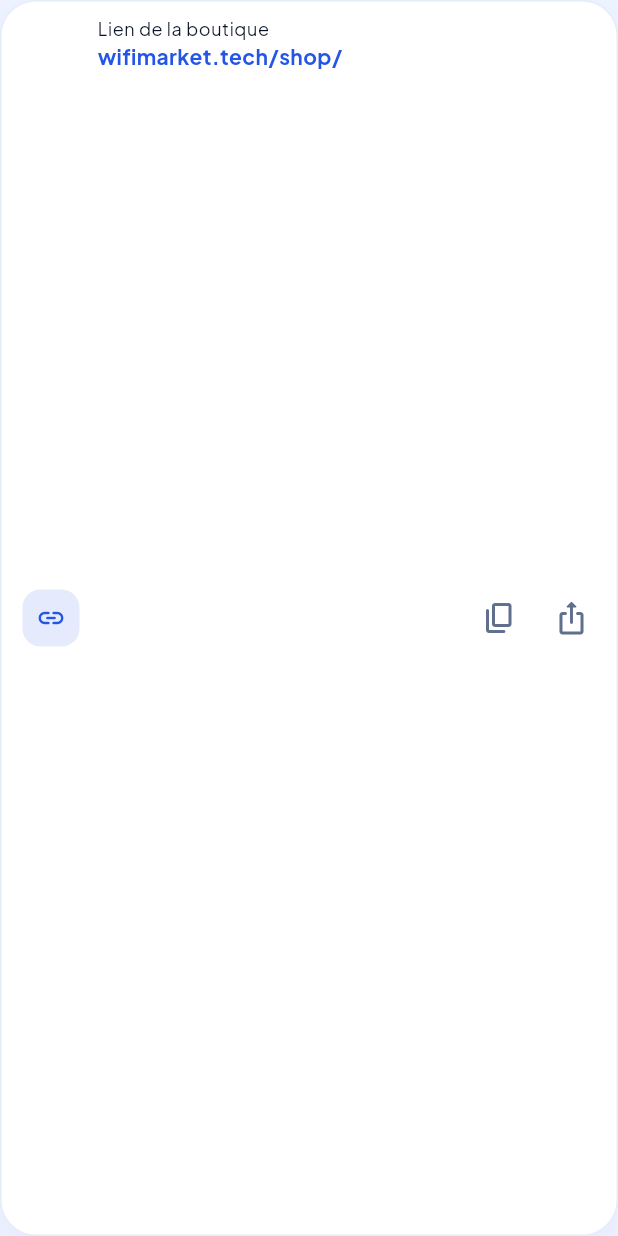
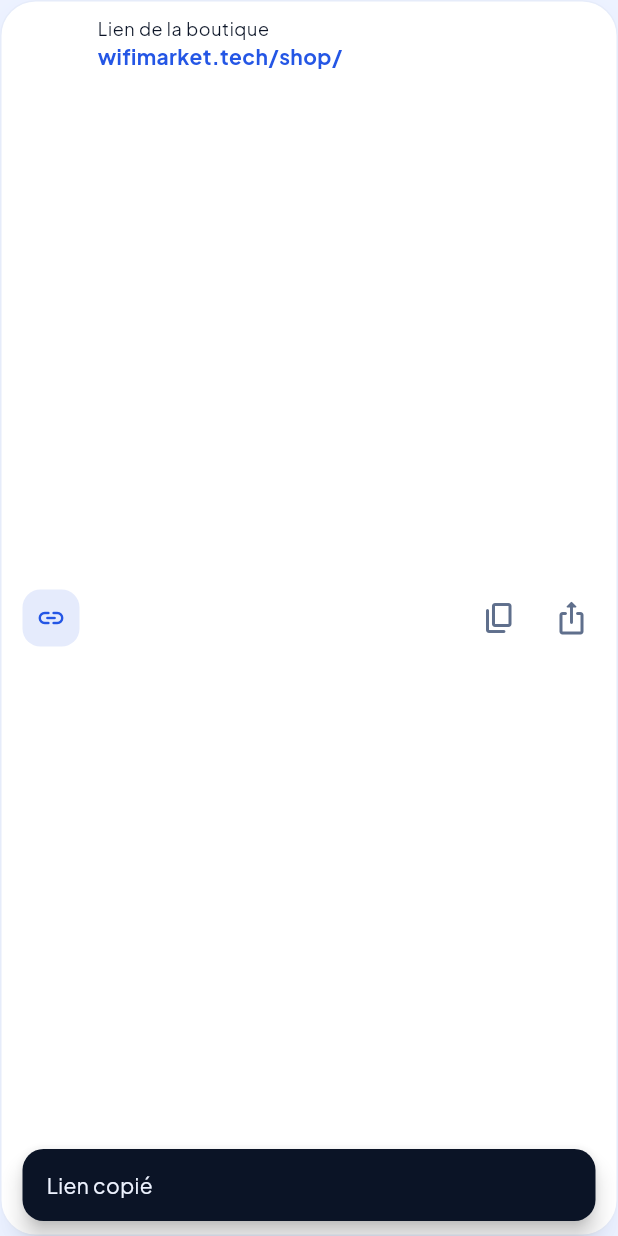
Before and after one commit to omzakrevo/Wifimarket, a Flutter app: the ShopLinkCard widget shown alone on an empty page, opened directly with empty values, after a tap on the "ios share" icon, on a phone screen of 412 x 824 dp. Run offline on Flutter 3.47's test engine with Material 3 defaults, Android fonts, the phone set to English and light mode, and no system bars; our stand-ins replace cached_network_image, flutter_animate, flutter_riverpod, go_router, image_picker, share_plus and 2 more; accounts and stored records are empty; network calls fail.

Commit message:
Partage de boutique robuste (copie du lien si le partage système est absent) et bouton partager sur les tuiles ; suppression des données de test : guide d'installation et copie du SQL si la fonction manque
Co-Authored-By: Claude Sonnet 5.5 <noreply@anthropic.com>
Claude-Session: https://claude.ai/code/session_018fLp7JJc6jo8XHbngjkPAQ

```diff
--- a/lib/features/shops/shop_screens.dart
+++ b/lib/features/shops/shop_screens.dart
@@ -1,11 +1,8 @@
 import 'package:flutter/material.dart';
-import 'package:flutter/services.dart';
 import 'package:flutter_riverpod/flutter_riverpod.dart';
 import 'package:go_router/go_router.dart';
 import 'package:image_picker/image_picker.dart';
-import 'package:share_plus/share_plus.dart';
 
-import '../../core/config.dart';
 import '../../core/i18n/i18n.dart';
 import '../../core/theme/colors.dart';
 import '../../core/utils/format.dart';
@@ -15,50 +12,7 @@ import '../../data/repo.dart';
 import '../../widgets/common.dart';
 import '../../widgets/motion.dart';
 import '../home/home_screen.dart';
-
-/// Lien public d'une boutique, partageable tel quel (ouvre directement la boutique).
-String shopUrl(String slug) => '${AppConfig.siteUrl}/shop/$slug';
-
-Future<void> shareShop(Shop s) => SharePlus.instance.share(ShareParams(text: '${s.name} — ${shopUrl(s.slug)}'));
-
-/// Carte « lien de la boutique » : lien affiché, bouton copier et bouton partager.
-class ShopLinkCard extends StatelessWidget {
-  const ShopLinkCard(this.shop, {super.key});
-  final Shop shop;
-  @override
-  Widget build(BuildContext context) {
-    final cs = Theme.of(context).colorScheme;
-    final url = shopUrl(shop.slug);
-    return Container(
-      padding: const EdgeInsets.fromLTRB(14, 10, 6, 10),
-      decoration: softCard(cs),
-      child: Row(children: [
-        Container(
-          width: 38,
-          height: 38,
-          decoration: BoxDecoration(color: cs.primary.withValues(alpha: .12), borderRadius: BorderRadius.circular(12)),
-          child: Icon(Icons.link_rounded, size: 20, color: cs.primary),
-        ),
-        const SizedBox(width: 12),
-        Expanded(
-          child: Column(crossAxisAlignment: CrossAxisAlignment.start, children: [
-            Text(context.t('shop.share_link'), style: Theme.of(context).textTheme.bodySmall),
-            SelectableText(url.replaceFirst(RegExp(r'^https?://'), ''), maxLines: 1, style: TextStyle(color: cs.primary, fontWeight: FontWeight.w700)),
-          ]),
-        ),
-        IconButton(
-          tooltip: context.t('shop.copy_link'),
-          icon: const Icon(Icons.copy_rounded),
-          onPressed: () async {
-            await Clipboard.setData(ClipboardData(text: url));
-            if (context.mounted) toast(context, context.t('shop.link_copied'));
-          },
-        ),
-        IconButton(tooltip: context.t('shop.share'), icon: const Icon(Icons.ios_share_rounded), onPressed: () => shareShop(shop)),
-      ]),
-    );
-  }
-}
+import 'shop_share.dart';
 
 final _allShopsProvider = FutureProvider.autoDispose<List<Shop>>((ref) => Repo.shops(limit: 60));
 
@@ -114,7 +68,7 @@ class ShopScreen extends ConsumerWidget {
         final cs = Theme.of(context).colorScheme;
         return WPage(
           title: s.name,
-          actions: [IconButton(tooltip: context.t('shop.share'), icon: const Icon(Icons.ios_share_rounded), onPressed: () => shareShop(s))],
+          actions: [IconButton(tooltip: context.t('shop.share'), icon: const Icon(Icons.ios_share_rounded), onPressed: () => shareShop(context, s))],
           padding: const EdgeInsets.fromLTRB(16, 0, 16, 32),
           child: Column(crossAxisAlignment: CrossAxisAlignment.start, children: [
             SizedBox(
--- /dev/null
+++ b/lib/features/shops/shop_share.dart
@@ -0,0 +1,62 @@
+import 'package:flutter/material.dart';
+import 'package:flutter/services.dart';
+import 'package:share_plus/share_plus.dart';
+
+import '../../core/config.dart';
+import '../../core/i18n/i18n.dart';
+import '../../data/models.dart';
+import '../../widgets/common.dart';
+
+/// Lien public d'une boutique, partageable tel quel (ouvre directement la boutique).
+String shopUrl(String slug) => '${AppConfig.siteUrl}/shop/$slug';
+
+/// Partage le lien de la boutique ; si le partage système n'existe pas (navigateur de bureau), le lien est copié.
+Future<void> shareShop(BuildContext context, Shop s) async {
+  final url = shopUrl(s.slug);
+  try {
+    final r = await SharePlus.instance.share(ShareParams(text: '${s.name} — $url'));
+    if (r.status == ShareResultStatus.unavailable) throw StateError('share unavailable');
+  } catch (_) {
+    await Clipboard.setData(ClipboardData(text: url));
+    if (context.mounted) toast(context, context.t('shop.link_copied'));
+  }
+}
+
+/// Carte « lien de la boutique » : lien affiché, bouton copier et bouton partager.
+class ShopLinkCard extends StatelessWidget {
+  const ShopLinkCard(this.shop, {super.key});
+  final Shop shop;
+  @override
+  Widget build(BuildContext context) {
+    final cs = Theme.of(context).colorScheme;
+    final url = shopUrl(shop.slug);
+    return Container(
+      padding: const EdgeInsets.fromLTRB(14, 10, 6, 10),
+      decoration: softCard(cs),
+      child: Row(children: [
+        Container(
+          width: 38,
+          height: 38,
+          decoration: BoxDecoration(color: cs.primary.withValues(alpha: .12), borderRadius: BorderRadius.circular(12)),
+          child: Icon(Icons.link_rounded, size: 20, color: cs.primary),
+        ),
+        const SizedBox(width: 12),
+        Expanded(
+          child: Column(crossAxisAlignment: CrossAxisAlignment.start, children: [
+            Text(context.t('shop.share_link'), style: Theme.of(context).textTheme.bodySmall),
+            SelectableText(url.replaceFirst(RegExp(r'^https?://'), ''), maxLines: 1, style: TextStyle(color: cs.primary, fontWeight: FontWeight.w700)),
+          ]),
+        ),
+        IconButton(
+          tooltip: context.t('shop.copy_link'),
+          icon: const Icon(Icons.copy_rounded),
+          onPressed: () async {
+            await Clipboard.setData(ClipboardData(text: url));
+            if (context.mounted) toast(context, context.t('shop.link_copied'));
+          },
+        ),
+        IconButton(tooltip: context.t('shop.share'), icon: const Icon(Icons.ios_share_rounded), onPressed: () => shareShop(context, shop)),
+      ]),
+    );
+  }
+}
--- a/tool/strings.src.txt
+++ b/tool/strings.src.txt
@@ -528,6 +528,10 @@ admin.demo | Données de test | Test data
 admin.demo_sub | Comptes, annonces, boutiques, demandes et commandes de démonstration (e-mails @demo.wifimarket.test). Les données réelles ne sont jamais touchées. | Demo accounts, listings, shops, requests and orders (emails @demo.wifimarket.test). Real data is never touched.
 admin.demo_purge | Supprimer les données de test | Delete test data
 admin.demo_confirm | Supprimer définitivement tous les comptes et contenus de démonstration ? Cette action est irréversible. | Permanently delete all demo accounts and content? This cannot be undone.
+admin.demo_setup_title | Installation requise (une seule fois) | Setup required (one time)
+admin.demo_setup_body | La fonction de suppression n'est pas encore installée dans la base. Cliquez sur « Copier le SQL », ouvrez le SQL editor de Supabase, collez et lancez, puis revenez ici et cliquez de nouveau sur « Supprimer les données de test ». | The deletion function isn't installed in the database yet. Click "Copy SQL", open the Supabase SQL editor, paste and run, then come back and click "Delete test data" again.
+admin.demo_copy_sql | Copier le SQL | Copy SQL
+admin.demo_sql_copied | SQL copié : collez-le dans le SQL editor de Supabase. | SQL copied: paste it into the Supabase SQL editor.
 admin.demo_none | Aucune donnée de test à supprimer. | No test data to delete.
 admin.demo_done | Données de test supprimées. | Test data deleted.
 err.demo_account_cannot_purge | Connectez-vous avec votre compte administrateur réel : un compte de démonstration ne peut pas lancer cette suppression. | Sign in with your real admin account: a demo account cannot run this deletion.
```
Also changed, not shown: lib/features/admin/admin_screens.dart (+44 -4 lines), lib/features/admin/demo_sql.dart (added, +44 -0 lines), lib/features/home/home_screen.dart (+14 -1 lines), lib/core/i18n/strings.g.dart, 1 other file.
